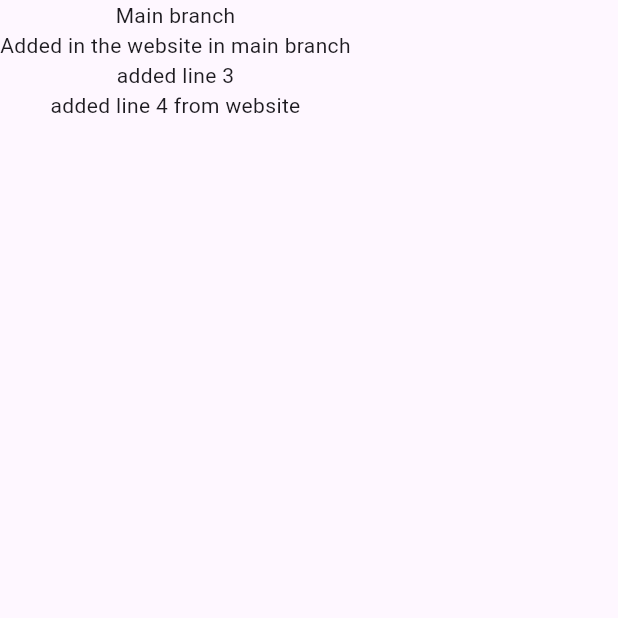
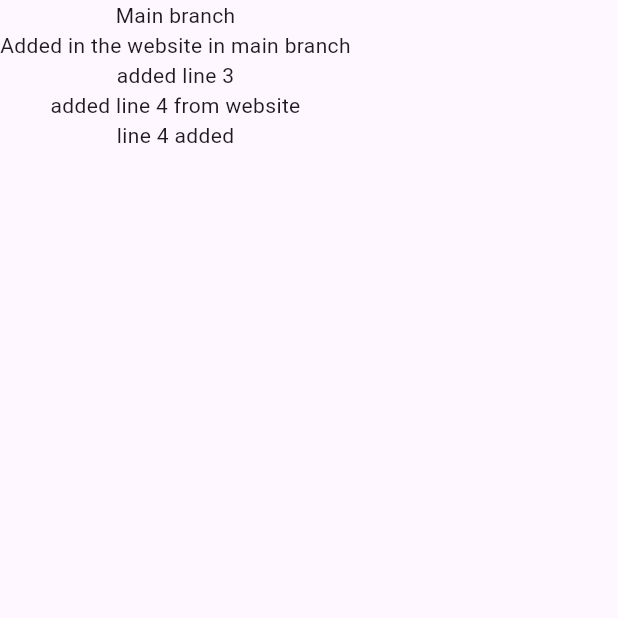
Before and after one commit to gaurav-excellis/github_test, a Flutter app: the screen it shows after launch, on a phone screen of 412 x 824 dp, the top half of it. Run offline on Flutter 3.47's test engine with Material 2 defaults, Android fonts, the phone set to English and light mode, and no system bars.

Commit message:
line4 added

```diff
--- a/lib/main.dart
+++ b/lib/main.dart
@@ -26,6 +26,7 @@ class MyApp extends StatelessWidget {
           ),
           Text("added line 3"),
           Text("added line 4 from website"),
+          Text("line 4 added"),
         ]),
       ),
     );
```
